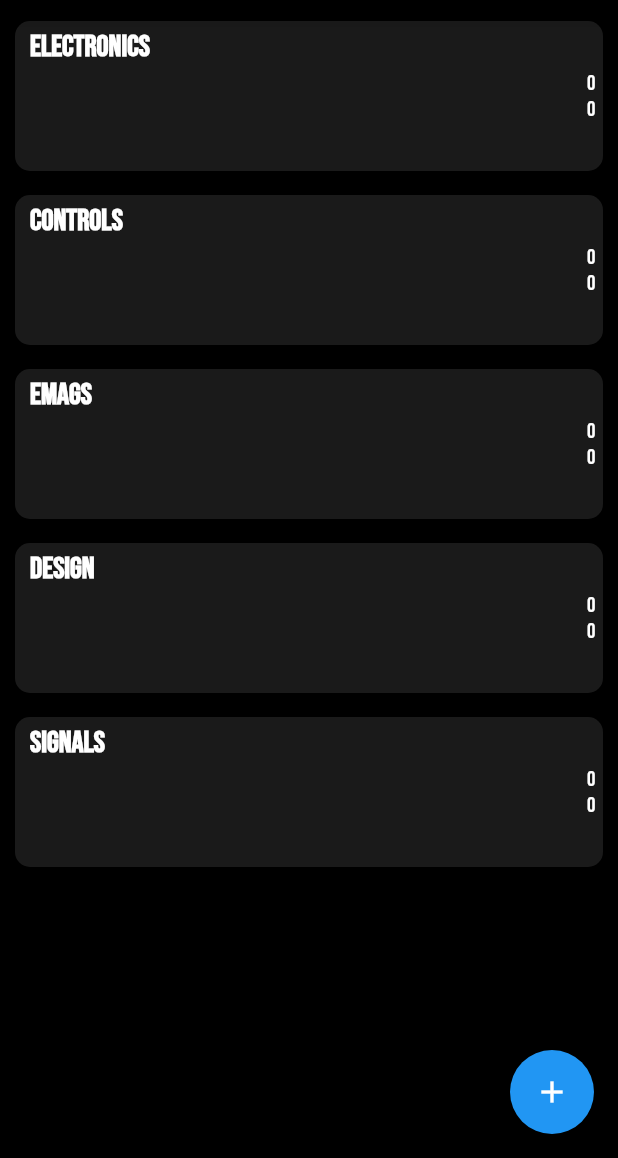
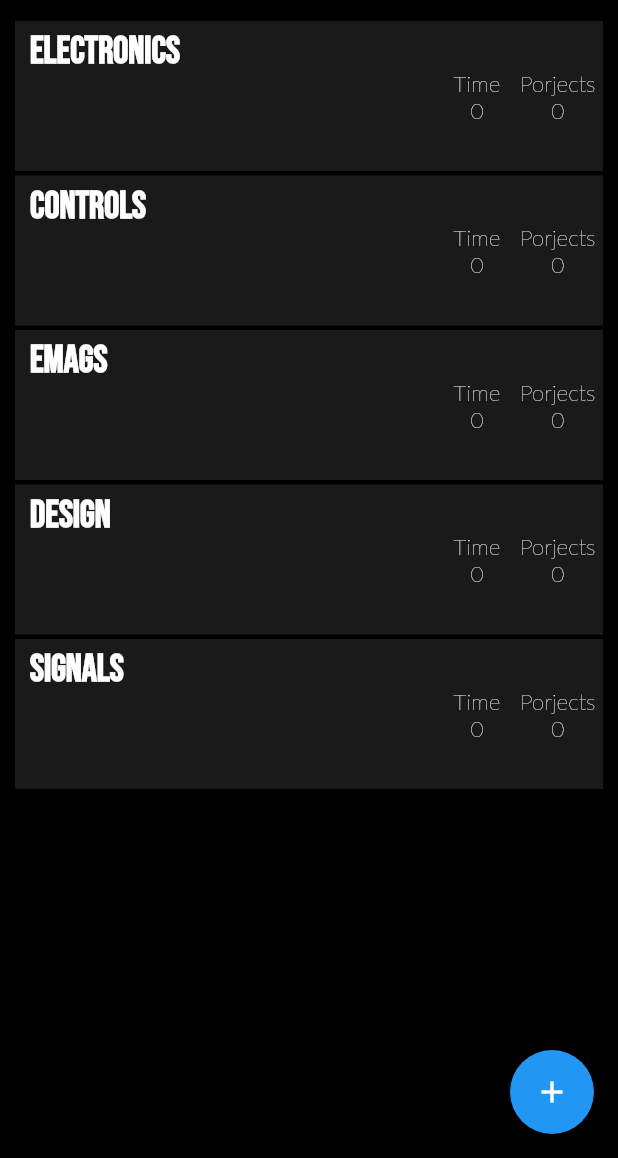
Before and after one commit to WaltDeyzel/Project-Time-Tracker, a Flutter app: the screen it shows after launch, on a phone screen of 412 x 824 dp, the part 78-1236 px from its top. Run offline on Flutter 3.47's test engine with Material 2 defaults, Android fonts, the phone set to English and light mode, and no system bars; Roboto replaces fonts that are missing (Lato).

Commit message:
modules screen changes

```diff
--- a/lib/models/project.dart
+++ b/lib/models/project.dart
@@ -29,4 +29,13 @@ class Project with ChangeNotifier {
     }
     return total;
   }
+
+  String totalTime(int seconds){
+    int hours = (seconds/3600).floor();
+    int min = ((seconds - 3600*hours)/60).floor();
+    int sec = seconds - 3600*hours - min*60;
+
+    return hours.toString().padLeft(0, '0') + ':' + min.toString().padLeft(0, '0') + ':' + sec.toString().padLeft(0, '0');
+
+  }
 }
--- a/lib/screens/modules_screen.dart
+++ b/lib/screens/modules_screen.dart
@@ -50,7 +50,7 @@ class ModulesScreen extends StatelessWidget {
                           module.items[index].numberOfSubProjects(),
                         ),
                       ),
-                      Divider(),
+                      SizedBox(height: 3),
                     ],
                   );
                 }),
--- a/lib/widgets/module_tile.dart
+++ b/lib/widgets/module_tile.dart
@@ -9,9 +9,7 @@ class ProjectTile extends StatelessWidget {
   ProjectTile(this.id, this.title, this.time, this.numberOfSubProjects);
   @override
   Widget build(BuildContext context) {
-    return ClipRRect(
-      borderRadius: BorderRadius.circular(10),
-      child: Container(
+    return Container(
       width: double.infinity,
       height: 100,
       color: Colors.white10,
@@ -23,28 +21,50 @@ class ProjectTile extends StatelessWidget {
             margin: const EdgeInsets.only(left: 10, top: 5),
             child: Text(
               title,
-                style: TextStyle(fontSize: 20, fontWeight: FontWeight.w700, color: Colors.white),
+              style: TextStyle(
+                  fontSize: 25,
+                  fontWeight: FontWeight.w700,
+                  color: Colors.white),
             ),
           ),
           Container(
             margin: const EdgeInsets.only(right: 5),
-              child: Column(
-                mainAxisAlignment: MainAxisAlignment.center,
+            child: Row(
               children: <Widget>[
-                  Text(
-                    time.toString(),
-                    style: TextStyle(fontWeight: FontWeight.w200, color: Colors.white),
+                display("Time", time),
+                SizedBox(
+                  width: 13,
                 ),
-                  Text(
-                    numberOfSubProjects.toString(),
-                    style: TextStyle(fontWeight: FontWeight.w200, color: Colors.white),
+                display("Porjects", numberOfSubProjects),
+              ],
+            ),
           ),
         ],
-              ),
-            )
-          ],
-        ),
       ),
     );
   }
 }
+
+Widget display(String text, int amount) {
+  return Column(
+    mainAxisAlignment: MainAxisAlignment.center,
+    children: <Widget>[
+      Text(
+        text,
+        style: TextStyle(
+            fontSize: 15,
+            fontWeight: FontWeight.w200,
+            color: Colors.white,
+            fontFamily: 'Lato'),
+      ),
+      Text(
+        '$amount',
+        style: TextStyle(
+            fontSize: 15,
+            fontWeight: FontWeight.w200,
+            color: Colors.white,
+            fontFamily: 'Lato'),
+      ),
+    ],
+  );
+}
--- a/lib/widgets/projects_grid_tile.dart
+++ b/lib/widgets/projects_grid_tile.dart
@@ -22,7 +22,7 @@ class ProjectsGridTile extends StatelessWidget {
               style: TextStyle(fontSize: 30, fontWeight: FontWeight.w300, color: Colors.white70),
             ),
           ),
-          footer: Text('Time: ${project.totalProjectTime()%3600} sec', style: TextStyle(color: Colors.white70, fontFamily: 'Lato', fontSize: 15),),
+          footer: Text('Time: ' + project.totalTime(project.totalProjectTime()), style: TextStyle(color: Colors.white70, fontFamily: 'Lato', fontSize: 15),),
         ),
       ),
     );
```
Lines whose indentation alone changed are shown as unchanged.
